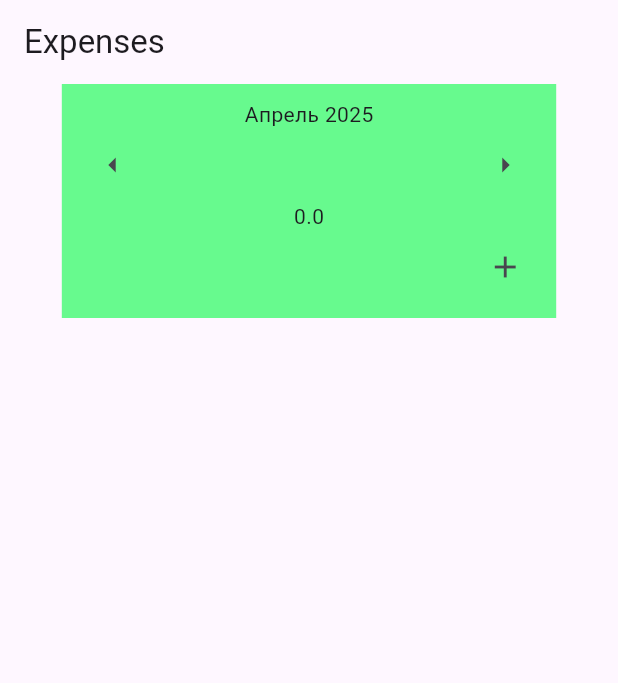
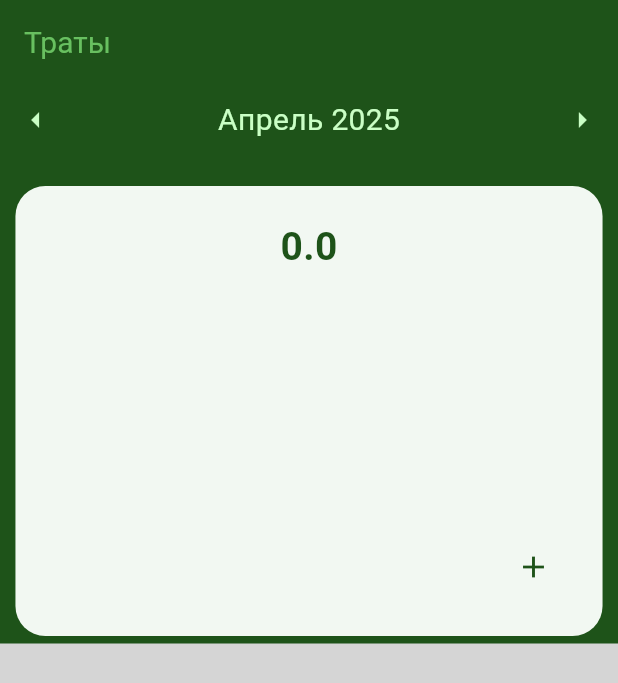
Before and after one commit to ovch1nn1kovden1s/finance_manager, a Flutter app: the screen it shows after launch, after a tap on the "arrow left" icon, on a phone screen of 412 x 824 dp. Shown: the top 683 px of the screen. Run offline on Flutter 3.47's test engine with Material 3 defaults, Android fonts, the phone set to English and light mode, and no system bars; drawn by our look-alikes of fl_chart; our stand-ins replace go_router, hive, hive_flutter; accounts and stored records are empty.

Commit message:
Диаграмма и немного внешнего вида

```diff
--- a/lib/data/repositories/category_repository.dart
+++ b/lib/data/repositories/category_repository.dart
@@ -23,10 +23,15 @@ class CategoryRepository {
   }
 
   Future<void> initDefaultCategories() async {
-    List<String> defaultCategories = ['Транспорт', 'Еда', 'Развлечения', 'Здоровье'];
-    for (var categoryName in defaultCategories) {
-      if (categoryBox.get(categoryName) == null) {
-        await addCategory(Category(name: categoryName));
+    List<Category> defaultCategories = [
+      Category(name: 'Транспорт', color: 0xFF0000FF),
+      Category(name: 'Еда', color: 0xFF09AC09),
+      Category(name: 'Развлечения', color: 0xFFFFA500),
+      Category(name: 'Здоровье', color: 0xFFFF0000)
+    ];
+    for (var category in defaultCategories) {
+      if (categoryBox.get(category.name) == null) {
+        await addCategory(category);
       }
     }
   }
--- a/lib/data/repositories/expense_repository.dart
+++ b/lib/data/repositories/expense_repository.dart
@@ -1,5 +1,6 @@
 import 'package:hive/hive.dart';
 import '../../models/expense.dart';
+import '../../models/category.dart';
 
 class ExpenseRepository {
   final Box<Expense> expenseBox;
@@ -23,10 +24,10 @@ class ExpenseRepository {
     return categories;
   }
 
-  List<String> getCategoriesByMonth(DateTime date) {
+  List<Category> getCategoriesByMonth(DateTime date) {
     return expenseBox.values
         .where((expense) => expense.date.year == date.year && expense.date.month == date.month)
-        .map((expense) => expense.category.name)
+        .map((expense) => expense.category)
         .toSet()
         .toList();
   }
--- a/lib/models/category.dart
+++ b/lib/models/category.dart
@@ -6,8 +6,11 @@ part 'category.g.dart';
 class Category {
   @HiveField(0)
   String name;
+  @HiveField(1)
+  int color;
 
   Category({
     required this.name,
+    required this.color,
   });
 }
--- a/lib/presentation/ui/add_category_screen.dart
+++ b/lib/presentation/ui/add_category_screen.dart
@@ -47,7 +47,7 @@ class AddCategoryScreen extends StatelessWidget {
                           if (_formKey.currentState!.validate()) {
                             final categoryName = _categoryController.text;
 
-                            categoryViewModel.addCategory(Category(name: categoryName));
+                            categoryViewModel.addCategory(Category(name: categoryName, color: categoryViewModel.generateRandomColor()));
                             context.go('/add');
                           }
                         },
--- a/lib/presentation/ui/add_expense_screen.dart
+++ b/lib/presentation/ui/add_expense_screen.dart
@@ -74,7 +74,6 @@ class AddExpenseScreen extends StatelessWidget {
                           context.go('/add_category');
                         } else {
                           _selectedCategory = category;
-                          categoryViewModel.notify();
                         }
                       }
                     },
@@ -86,7 +85,7 @@ class AddExpenseScreen extends StatelessWidget {
                         );
                       }).toList(),
                       DropdownMenuItem<Category>(
-                        value: Category(name: 'addNewCategory'),
+                        value: Category(name: 'addNewCategory', color: 0xFF000000),
                         child: Text('Редактировать категории'),
                       ),
                     ],
--- a/lib/presentation/ui/expenses_list_screen.dart
+++ b/lib/presentation/ui/expenses_list_screen.dart
@@ -3,6 +3,7 @@ import '../../presentation/view_models/expenses_view_model.dart';
 import 'package:flutter/material.dart';
 import 'package:provider/provider.dart';
 import 'package:go_router/go_router.dart';
+import 'package:fl_chart/fl_chart.dart';
 
 class ExpensesListScreen extends StatelessWidget {
   @override
@@ -11,8 +12,16 @@ class ExpensesListScreen extends StatelessWidget {
     final categoryViewModel = Provider.of<CategoryViewModel>(context, listen: false);
 
     return Scaffold(
+      backgroundColor: const Color(0xFFD5D5D5),
       appBar: AppBar(
-        title: Text('Expenses'),
+        title: Text(
+          'Траты',
+          style: TextStyle(
+            color: const Color(0xFF68C060),
+            fontSize: 20,
+          ),
+        ),
+        backgroundColor: const Color(0xFF1E5319),
       ),
       body: FutureBuilder(
         future: Future.microtask(() => expenseViewModel.getCategoriesByMonth()),
@@ -27,25 +36,33 @@ class ExpensesListScreen extends StatelessWidget {
                 return Column(
                   children: <Widget>[
                     Container(
-                      color: const Color(0xFF67FA8E),
-                      padding: EdgeInsets.all(10),
-                      width: MediaQuery.of(context).size.width * 0.8,
+                      color: const Color(0xFF1E5319),
+                      width: MediaQuery.of(context).size.width * 1,
                       child: Column(
                         children: [
-                          Text(expenseViewModel.getNormalDate()),
                           Row(
                             mainAxisAlignment: MainAxisAlignment.start,
                             children: [
                               IconButton(
                                 icon: Icon(Icons.arrow_left),
+                                color: const Color(0xFFCAFFC5),
                                 onPressed: () {
                                   expenseViewModel.setScreenDateTime(-1);
                                   expenseViewModel.getCategoriesByMonth();
                                 },
                               ),
                               Spacer(),
+                              Text(
+                                expenseViewModel.getNormalDate(),
+                                style: TextStyle(
+                                  color: const Color(0xFFCAFFC5),
+                                  fontSize: 20,
+                                ),
+                              ),
+                              Spacer(),
                               IconButton(
                                 icon: Icon(Icons.arrow_right),
+                                color: const Color(0xFFCAFFC5),
                                 onPressed: () {
                                   expenseViewModel.setScreenDateTime(1);
                                   expenseViewModel.getCategoriesByMonth();
@@ -53,12 +70,46 @@ class ExpensesListScreen extends StatelessWidget {
                               )
                             ],
                           ),
-                          Text('${expenseViewModel.getTotalExpensesByDate()}'),
+                          SizedBox(height: 20),
+                          Container(
+                            height: 300,
+                            width: MediaQuery.of(context).size.width * 0.95,
+                            padding: EdgeInsets.all(22.0),
+                            decoration: BoxDecoration(
+                              borderRadius: BorderRadius.circular(20),
+                              color: Color(0xFFF2F8F2),
+                            ),
+                            child: Column(
+                              children: [
+                                Text(
+                                  '${expenseViewModel.getTotalExpensesByDate()}',
+                                  style: TextStyle(
+                                    color: Color(0xFF1E5319),
+                                    fontSize: 26,
+                                    fontWeight: FontWeight.bold,
+                                  ),
+                                ),
+                                SizedBox(height: 10,),
+                                SizedBox(
+                                  height: 150,
+                                  child: PieChart(
+                                    PieChartData(
+                                      sections: expenseViewModel.categoriesbyMonth.map((category) {
+                                        return PieChartSectionData(
+                                          color: Color(category.color),
+                                          radius: 40,
+                                        );
+                                      }).toList(),
+                                    ),
+                                  ),
+                                ),
+                                Spacer(),
                                 Row(
                                   mainAxisAlignment: MainAxisAlignment.end,
                                   children: [
                                     IconButton(
                                       icon: Icon(Icons.add),
+                                      color: Color(0xFF1E5319),
                                       onPressed: () {
                                         categoryViewModel.loadCategories();
                                         context.go('/add');
@@ -69,30 +120,56 @@ class ExpensesListScreen extends StatelessWidget {
                               ],
                             )
                           ),
-                    SizedBox(height: 20,),
+                          SizedBox(height: 5),
+                        ],
+                      )
+                    ),
+                    SizedBox(height: 10),
                     Expanded(
+                      child: Padding(
+                        padding: EdgeInsets.symmetric(horizontal: 10.0),
                         child: ListView.builder(
                           itemCount: expenseViewModel.categoriesbyMonth.length,
                           itemBuilder: (context, index) {
                             final category = expenseViewModel.categoriesbyMonth[index];
                             return Padding(
-                            padding: const EdgeInsets.all(8.0),
+                              padding: const EdgeInsets.all(5.0),
                               child: ElevatedButton(
+                                style: ElevatedButton.styleFrom(
+                                  backgroundColor: Color(0xFFF2F8F2),
+                                  padding: EdgeInsets.all(22.0),
+                                  shape: RoundedRectangleBorder(
+                                    borderRadius: BorderRadius.circular(15.0),
+                                  ),
+                                ),
                                 onPressed: () {
-                                expenseViewModel.getExpensesByCategoryAndMonth(category);
+                                  expenseViewModel.getExpensesByCategoryAndMonth(category.name);
                                   GoRouter.of(context).go('/by_category/${category}');
                                 },
                                 child: Row(
                                   mainAxisAlignment: MainAxisAlignment.spaceBetween,
                                   children: [
-                                  Text(category),
-                                  Text('${expenseViewModel.getTotalExpensesByCategoryAndMonth(category)}'),
+                                    Text(
+                                      category.name,
+                                      style: TextStyle(
+                                        color: Color(category.color),
+                                        fontSize: 16,
+                                      ),
+                                    ),
+                                    Text(
+                                      '${expenseViewModel.getTotalExpensesByCategoryAndMonth(category.name)}',
+                                      style: TextStyle(
+                                        color: Color(0xFF1E5319),
+                                        fontSize: 16,
+                                      ),
+                                    )
                                   ],
                                 ),
                               ),
                             );
                           },
                         ),
+                      )
                     ),
                   ],
                 );
--- a/lib/presentation/view_models/expenses_view_model.dart
+++ b/lib/presentation/view_models/expenses_view_model.dart
@@ -1,6 +1,7 @@
 import '../../data/repositories/expense_repository.dart';
 import 'package:flutter/material.dart';
 import '../../models/expense.dart';
+import '../../models/category.dart';
 
 class ExpenseViewModel extends ChangeNotifier {
   final ExpenseRepository repository;
@@ -8,7 +9,7 @@ class ExpenseViewModel extends ChangeNotifier {
   List<String> _categories = [];
   List<Expense> _expensesByCategory = [];
   DateTime _currentScreenDateTime = DateTime.now();
-  List<String> _categoriesbyMonth = [];
+  List<Category> _categoriesbyMonth = [];
   List<Expense> _expensesByCategoryAndMonth = [];
   bool _isDateVisible = true;
 
@@ -18,13 +19,9 @@ class ExpenseViewModel extends ChangeNotifier {
   List<String> get categories => _categories;
   List<Expense> get expensesByCategory => _expensesByCategory;
   DateTime get currentScreenDateTime => _currentScreenDateTime;
-  List<String> get categoriesbyMonth => _categoriesbyMonth;
+  List<Category> get categoriesbyMonth => _categoriesbyMonth;
   List<Expense> get expensesByCategoryAndMonth => _expensesByCategoryAndMonth;
   bool get isDateVisible => _isDateVisible;
-
-  void notify() {
-    notifyListeners();
-  }
 
   void changeDateVisible() {
     _isDateVisible = !_isDateVisible;
--- a/pubspec.yaml
+++ b/pubspec.yaml
@@ -41,6 +41,7 @@ dependencies:
   hive_flutter: ^1.1.0
   hive_generator: ^2.0.1
   uuid: ^4.5.1
+  fl_chart: ^0.71.0
 
 dev_dependencies:
   flutter_test:
```
Also changed, not shown: lib/presentation/view_models/category_view_model.dart (+7 -2 lines), lib/models/category.g.dart, pubspec.lock. Lines whose indentation alone changed are shown as unchanged.
